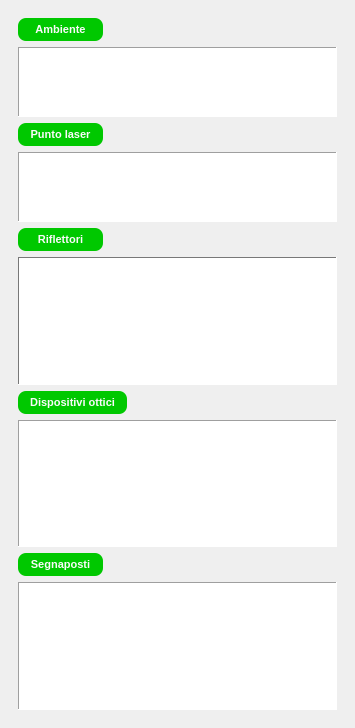
Qt form reflectorsqlist.ui (crocodile119/Laser-Studio) before a commit.
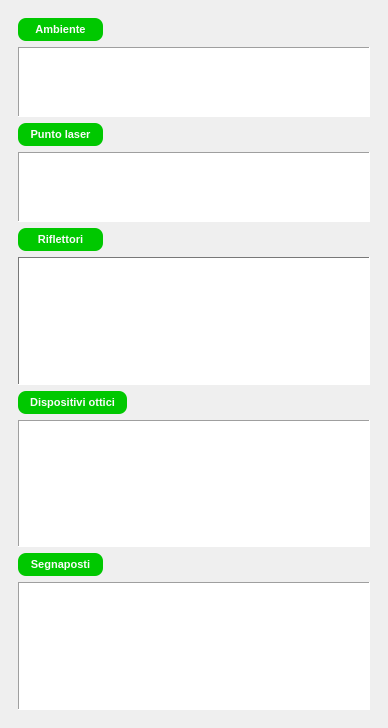
The same form after that commit.

What changed in the file:
```diff
--- a/reflectorsqlist.ui
+++ b/reflectorsqlist.ui
@@ -6,7 +6,7 @@
    <rect>
     <x>0</x>
     <y>0</y>
-    <width>355</width>
+    <width>388</width>
     <height>728</height>
    </rect>
   </property>
@@ -60,8 +60,8 @@
         <rect>
          <x>0</x>
          <y>0</y>
-         <width>337</width>
-         <height>688</height>
+         <width>366</width>
+         <height>680</height>
         </rect>
        </property>
        <layout class="QGridLayout" name="gridLayout">
@@ -178,6 +178,24 @@
                </color>
               </brush>
              </colorrole>
+             <colorrole role="Highlight">
+              <brush brushstyle="SolidPattern">
+               <color alpha="255">
+                <red>0</red>
+                <green>104</green>
+                <blue>217</blue>
+               </color>
+              </brush>
+             </colorrole>
+             <colorrole role="HighlightedText">
+              <brush brushstyle="SolidPattern">
+               <color alpha="255">
+                <red>255</red>
+                <green>255</green>
+                <blue>255</blue>
+               </color>
+              </brush>
+             </colorrole>
              <colorrole role="AlternateBase">
               <brush brushstyle="SolidPattern">
                <color alpha="255">
@@ -324,6 +342,24 @@
                </color>
               </brush>
              </colorrole>
+             <colorrole role="Highlight">
+              <brush brushstyle="SolidPattern">
+               <color alpha="255">
+                <red>0</red>
+                <green>104</green>
+                <blue>217</blue>
+               </color>
+              </brush>
+             </colorrole>
+             <colorrole role="HighlightedText">
+              <brush brushstyle="SolidPattern">
+               <color alpha="255">
+                <red>255</red>
+                <green>255</green>
+                <blue>255</blue>
+               </color>
+              </brush>
+             </colorrole>
              <colorrole role="AlternateBase">
               <brush brushstyle="SolidPattern">
                <color alpha="255">
@@ -470,6 +506,24 @@
                </color>
               </brush>
              </colorrole>
+             <colorrole role="Highlight">
+              <brush brushstyle="SolidPattern">
+               <color alpha="255">
+                <red>0</red>
+                <green>104</green>
+                <blue>217</blue>
+               </color>
+              </brush>
+             </colorrole>
+             <colorrole role="HighlightedText">
+              <brush brushstyle="SolidPattern">
+               <color alpha="255">
+                <red>255</red>
+                <green>255</green>
+                <blue>255</blue>
+               </color>
+              </brush>
+             </colorrole>
              <colorrole role="AlternateBase">
               <brush brushstyle="SolidPattern">
                <color alpha="255">
```
